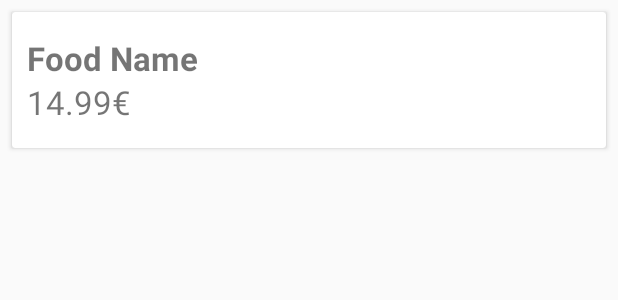
After one commit to ChihabEddine98/eatIt, an Android app: the layout cart_item.xml on its own in the app's theme, with its tools: preview values and no code run, on a phone screen of 412 x 824 dp. The commit adds this screen. Shown: the top 300 px of the screen. Run offline under Robolectric (Android 15) with nearby library versions, the phone set to English and light mode, and no system bars.

Commit message:
Add to cart + bug no fixed yet

```diff
--- a/app/build.gradle
+++ b/app/build.gradle
@@ -28,6 +28,8 @@ dependencies {
     testImplementation 'junit:junit:4.12'
     androidTestImplementation 'androidx.test:runner:1.2.0'
     androidTestImplementation 'androidx.test.espresso:espresso-core:3.2.0'
+
+    // Firebase
     implementation 'com.google.firebase:firebase-core:17.0.0'
     implementation 'com.google.firebase:firebase-database:17.0.0'
     implementation 'com.rengwuxian.materialedittext:library:2.1.4'
@@ -38,6 +40,8 @@ dependencies {
     implementation 'com.firebaseui:firebase-ui-database:1.2.0'
     implementation 'com.android.support:design:29.0.0'
     implementation 'com.cepheuen.elegant-number-button:lib:1.0.2'
+    implementation 'com.amulyakhare:com.amulyakhare.textdrawable:1.0.1'
+    implementation 'com.readystatesoftware.sqliteasset:sqliteassethelper:+'
 
 }
 
--- a/app/src/main/AndroidManifest.xml
+++ b/app/src/main/AndroidManifest.xml
@@ -11,7 +11,8 @@
         android:roundIcon="@mipmap/ic_launcher_round"
         android:supportsRtl="true"
         android:theme="@style/AppTheme">
-        <activity android:name=".FoodDetail"></activity>
+        <activity android:name=".Cart"></activity>
+        <activity android:name=".FoodDetail" />
         <activity android:name=".FoodList" />
         <activity
             android:name=".Home"
--- a/app/src/main/java/com/chihab_eddine98/eatit/Home.java
+++ b/app/src/main/java/com/chihab_eddine98/eatit/Home.java
@@ -63,8 +63,9 @@ public class Home extends AppCompatActivity
         fab.setOnClickListener(new View.OnClickListener() {
             @Override
             public void onClick(View view) {
-                Snackbar.make(view, "Replace with your own action", Snackbar.LENGTH_LONG)
-                        .setAction("Action", null).show();
+
+                Intent cartIntent=new Intent(Home.this,Cart.class);
+                startActivity(cartIntent);
             }
         });
         DrawerLayout drawer = findViewById(R.id.drawer_layout);
--- a/app/src/main/java/com/chihab_eddine98/eatit/LoginActivity.java
+++ b/app/src/main/java/com/chihab_eddine98/eatit/LoginActivity.java
@@ -53,7 +53,7 @@ public class LoginActivity extends AppCompatActivity {
                         if (dataSnapshot.child(edt_phone.getText().toString()).exists())
                         {
                             User user=dataSnapshot.child(edt_phone.getText().toString()).getValue(User.class);
-
+                            user.setPhone(edt_phone.getText().toString());
 
                             if (user.getMdp().equals(edt_mdp.getText().toString()))
                             {
--- /dev/null
+++ b/app/src/main/res/layout/cart_item.xml
@@ -0,0 +1,64 @@
+<?xml version="1.0" encoding="utf-8"?>
+<androidx.cardview.widget.CardView xmlns:android="http://schemas.android.com/apk/res/android"
+    xmlns:app="http://schemas.android.com/apk/res-auto"
+    android:orientation="vertical"
+    android:layout_width="match_parent"
+    android:layout_height="wrap_content"
+    android:layout_margin="8dp"
+    android:elevation="4dp">
+
+
+
+
+    <LinearLayout
+        android:layout_width="match_parent"
+        android:layout_height="wrap_content"
+        android:layout_marginTop="16dp"
+        android:layout_marginBottom="16dp"
+        android:layout_gravity="center_vertical"
+        android:orientation="horizontal"
+        >
+
+
+        <LinearLayout
+            android:layout_weight="9"
+            android:layout_width="0dp"
+            android:layout_height="wrap_content"
+            android:orientation="vertical"
+            >
+
+
+            <TextView
+                android:id="@+id/cart_item_nom"
+                android:layout_gravity="center_vertical|start"
+                android:text="Food Name"
+                android:textStyle="bold"
+                android:textSize="22sp"
+                android:layout_width="wrap_content"
+                android:layout_height="wrap_content"
+                android:layout_marginLeft="10dp"/>
+
+            <TextView
+                android:id="@+id/cart_item_prix"
+                android:layout_gravity="center_vertical|start"
+                android:text="14.99€"
+                android:textSize="22sp"
+                android:layout_width="wrap_content"
+                android:layout_height="wrap_content"
+                android:layout_marginLeft="10dp"/>
+
+
+        </LinearLayout>
+
+        <ImageView
+            android:id="@+id/cart_item_qte"
+            android:layout_width="40dp"
+            android:layout_height="40dp"
+            android:layout_gravity="center_vertical|end"
+            android:layout_marginRight="16dp"/>
+
+
+    </LinearLayout>
+
+
+</androidx.cardview.widget.CardView>
```
Also changed, not shown: app/src/main/java/com/chihab_eddine98/eatit/Cart.java (added, +100 -0 lines), app/src/main/java/com/chihab_eddine98/eatit/Database/Database.java (added, +70 -0 lines), app/src/main/java/com/chihab_eddine98/eatit/FoodDetail.java (+30 -7 lines), app/src/main/java/com/chihab_eddine98/eatit/model/Order.java (added, +63 -0 lines), app/src/main/java/com/chihab_eddine98/eatit/model/User.java (+12 -0 lines), app/src/main/java/com/chihab_eddine98/eatit/viewHolder/CartAdapter.java (added, +100 -0 lines), app/src/main/res/layout/activity_cart.xml (added, +84 -0 lines), app/src/main/assets/databases/eat_it.db (added), 5 other files.
